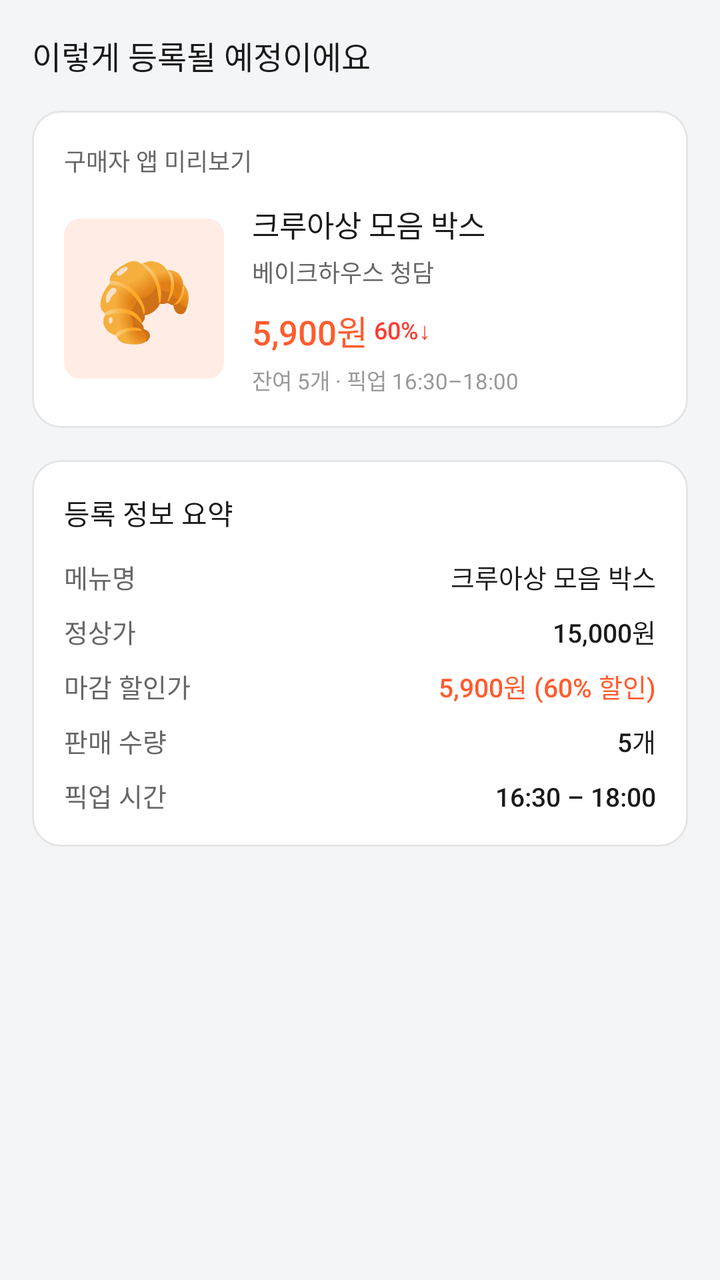
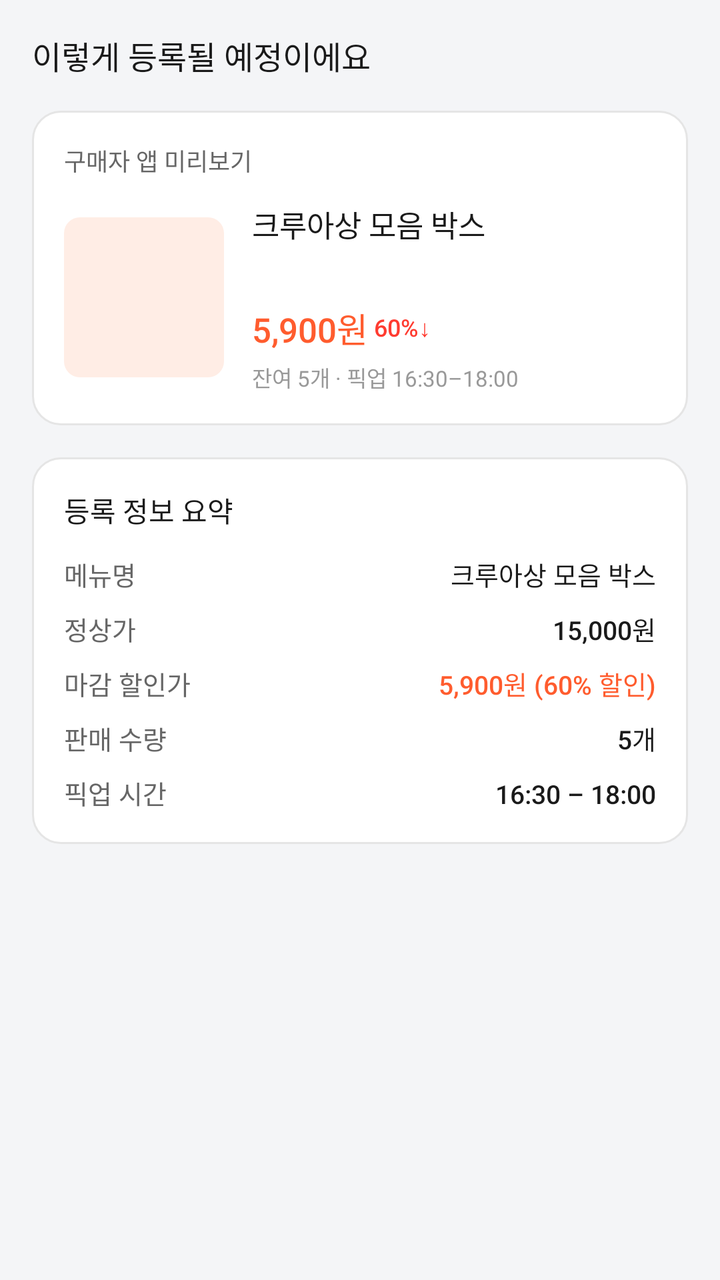

Before-and-after screenshots of an Android layout around one commit, followed by the original layout XML and the change that was made.
<!-- AndroidManifest.xml: application theme Theme.Deuktemsiru_seller -->
<!-- res/layout/step4_preview.xml -->
<?xml version="1.0" encoding="utf-8"?>
<androidx.core.widget.NestedScrollView
    xmlns:android="http://schemas.android.com/apk/res/android"
    android:layout_width="match_parent"
    android:layout_height="match_parent"
    android:background="@color/surface">

    <LinearLayout
        android:layout_width="match_parent"
        android:layout_height="wrap_content"
        android:orientation="vertical"
        android:padding="16dp">

        <TextView
            android:layout_width="wrap_content"
            android:layout_height="wrap_content"
            android:text="이렇게 등록될 예정이에요"
            android:textSize="16sp"
            android:textColor="@color/text"
            android:fontFamily="sans-serif-medium"
            android:layout_marginBottom="16dp" />

        
        <LinearLayout
            android:layout_width="match_parent"
            android:layout_height="wrap_content"
            android:orientation="vertical"
            android:background="@drawable/bg_card_white"
            android:padding="16dp"
            android:layout_marginBottom="16dp">

            <TextView
                android:layout_width="wrap_content"
                android:layout_height="wrap_content"
                android:text="구매자 앱 미리보기"
                android:textSize="12sp"
                android:textColor="@color/text_sub"
                android:layout_marginBottom="12dp" />

            <LinearLayout
                android:layout_width="match_parent"
                android:layout_height="wrap_content"
                android:orientation="horizontal"
                android:gravity="center_vertical">

                <TextView
                    android:layout_width="80dp"
                    android:layout_height="80dp"
                    android:gravity="center"
                    android:text="🥐"
                    android:textSize="40sp"
                    android:background="@drawable/bg_rounded_primary_light"
                    android:layout_marginEnd="14dp" />

                <LinearLayout
                    android:layout_width="0dp"
                    android:layout_height="wrap_content"
                    android:layout_weight="1"
                    android:orientation="vertical">

                    <TextView
                        android:layout_width="wrap_content"
                        android:layout_height="wrap_content"
                        android:text="크루아상 모음 박스"
                        android:textSize="15sp"
                        android:textColor="@color/text"
                        android:fontFamily="sans-serif-medium" />

                    <TextView
                        android:layout_width="wrap_content"
                        android:layout_height="wrap_content"
                        android:text="베이크하우스 청담"
                        android:textSize="12sp"
                        android:textColor="@color/text_sub"
                        android:layout_marginTop="4dp" />

                    <LinearLayout
                        android:layout_width="wrap_content"
                        android:layout_height="wrap_content"
                        android:orientation="horizontal"
                        android:gravity="center_vertical"
                        android:layout_marginTop="8dp">

                        <TextView
                            android:layout_width="wrap_content"
                            android:layout_height="wrap_content"
                            android:text="5,900원"
                            android:textSize="17sp"
                            android:textColor="@color/primary"
                            android:fontFamily="sans-serif-medium" />

                        <TextView
                            android:layout_width="wrap_content"
                            android:layout_height="wrap_content"
                            android:text=" 60%↓"
                            android:textSize="12sp"
                            android:textColor="@color/danger"
                            android:fontFamily="sans-serif-medium" />

                    </LinearLayout>

                    <TextView
                        android:layout_width="wrap_content"
                        android:layout_height="wrap_content"
                        android:text="잔여 5개 · 픽업 16:30–18:00"
                        android:textSize="11sp"
                        android:textColor="@color/text_muted"
                        android:layout_marginTop="4dp" />

                </LinearLayout>

            </LinearLayout>

        </LinearLayout>

        
        <LinearLayout
            android:layout_width="match_parent"
            android:layout_height="wrap_content"
            android:orientation="vertical"
            android:background="@drawable/bg_card_white"
            android:padding="16dp"
            android:layout_marginBottom="12dp">

            <TextView
                android:layout_width="wrap_content"
                android:layout_height="wrap_content"
                android:text="등록 정보 요약"
                android:textSize="14sp"
                android:textColor="@color/text"
                android:fontFamily="sans-serif-medium"
                android:layout_marginBottom="12dp" />

            <LinearLayout android:layout_width="match_parent" android:layout_height="wrap_content" android:orientation="horizontal" android:layout_marginBottom="8dp">
                <TextView android:layout_width="0dp" android:layout_height="wrap_content" android:layout_weight="1" android:text="메뉴명" android:textSize="13sp" android:textColor="@color/text_sub" />
                <TextView android:layout_width="wrap_content" android:layout_height="wrap_content" android:text="크루아상 모음 박스" android:textSize="13sp" android:textColor="@color/text" android:fontFamily="sans-serif-medium" />
            </LinearLayout>

            <LinearLayout android:layout_width="match_parent" android:layout_height="wrap_content" android:orientation="horizontal" android:layout_marginBottom="8dp">
                <TextView android:layout_width="0dp" android:layout_height="wrap_content" android:layout_weight="1" android:text="정상가" android:textSize="13sp" android:textColor="@color/text_sub" />
                <TextView android:layout_width="wrap_content" android:layout_height="wrap_content" android:text="15,000원" android:textSize="13sp" android:textColor="@color/text" android:fontFamily="sans-serif-medium" />
            </LinearLayout>

            <LinearLayout android:layout_width="match_parent" android:layout_height="wrap_content" android:orientation="horizontal" android:layout_marginBottom="8dp">
                <TextView android:layout_width="0dp" android:layout_height="wrap_content" android:layout_weight="1" android:text="마감 할인가" android:textSize="13sp" android:textColor="@color/text_sub" />
                <TextView android:layout_width="wrap_content" android:layout_height="wrap_content" android:text="5,900원 (60% 할인)" android:textSize="13sp" android:textColor="@color/primary" android:fontFamily="sans-serif-medium" />
            </LinearLayout>

            <LinearLayout android:layout_width="match_parent" android:layout_height="wrap_content" android:orientation="horizontal" android:layout_marginBottom="8dp">
                <TextView android:layout_width="0dp" android:layout_height="wrap_content" android:layout_weight="1" android:text="판매 수량" android:textSize="13sp" android:textColor="@color/text_sub" />
                <TextView android:layout_width="wrap_content" android:layout_height="wrap_content" android:text="5개" android:textSize="13sp" android:textColor="@color/text" android:fontFamily="sans-serif-medium" />
            </LinearLayout>

            <LinearLayout android:layout_width="match_parent" android:layout_height="wrap_content" android:orientation="horizontal">
                <TextView android:layout_width="0dp" android:layout_height="wrap_content" android:layout_weight="1" android:text="픽업 시간" android:textSize="13sp" android:textColor="@color/text_sub" />
                <TextView android:layout_width="wrap_content" android:layout_height="wrap_content" android:text="16:30 – 18:00" android:textSize="13sp" android:textColor="@color/text" android:fontFamily="sans-serif-medium" />
            </LinearLayout>

        </LinearLayout>

    </LinearLayout>

</androidx.core.widget.NestedScrollView>
<!-- resources referenced by this layout -->
<resources>
  <color name="danger">#FFFF3B30</color>
  <color name="primary">#FFFF5C2E</color>
  <color name="surface">#FFF4F5F7</color>
  <color name="text">#FF1A1A1A</color>
  <color name="text_muted">#FF999999</color>
  <color name="text_sub">#FF666666</color>
  <!-- drawable bg_card_white (drawable) -->
  <?xml version="1.0" encoding="utf-8"?>
  <shape xmlns:android="http://schemas.android.com/apk/res/android"
      android:shape="rectangle">
      <solid android:color="#FFFFFF" />
      <stroke android:width="1dp" android:color="#E5E5E5" />
      <corners android:radius="14dp" />
  </shape>
  <!-- drawable bg_rounded_primary_light (drawable) -->
  <?xml version="1.0" encoding="utf-8"?>
  <shape xmlns:android="http://schemas.android.com/apk/res/android"
      android:shape="rectangle">
      <solid android:color="#FFEDE5" />
      <corners android:radius="8dp" />
  </shape>
  <style name="Theme.Deuktemsiru_seller" parent="Base.Theme.Deuktemsiru_seller" />
  <style name="Base.Theme.Deuktemsiru_seller" parent="Theme.Material3.Light.NoActionBar">
          <item name="colorPrimary">@color/primary</item>
          <item name="colorPrimaryVariant">@color/primary_dark</item>
          <item name="colorOnPrimary">@color/white</item>
          <item name="colorSurface">@color/surface</item>
          <item name="android:colorBackground">@color/surface</item>
          <item name="android:fontFamily">sans-serif</item>
          <item name="bottomNavigationStyle">@style/Widget.App.BottomNav</item>
      </style>
  <color name="primary_dark">#FF6B2B12</color>
  <color name="white">#FFFFFFFF</color>
  <style name="Widget.App.BottomNav" parent="Widget.Material3.BottomNavigationView">
          <item name="itemIconTint">@color/bottom_nav_color</item>
          <item name="itemTextColor">@color/bottom_nav_color</item>
          <item name="itemActiveIndicatorStyle">@style/Widget.App.ActiveIndicator</item>
      </style>
  <style name="Widget.App.ActiveIndicator" parent="Widget.Material3.BottomNavigationView.ActiveIndicator">
          <item name="android:color">@color/primary_light</item>
      </style>
  <color name="primary_light">#FFFFEDE5</color>
</resources>

<!-- the commit's change to res/layout/step4_preview.xml (unified diff, before → after) -->
@@ -43,12 +43,11 @@
                 android:orientation="horizontal"
                 android:gravity="center_vertical">
 
-                <TextView
+                <ImageView
+                    android:id="@+id/iv_preview_menu_image"
                     android:layout_width="80dp"
                     android:layout_height="80dp"
-                    android:gravity="center"
-                    android:text="🥐"
-                    android:textSize="40sp"
+                    android:scaleType="centerCrop"
                     android:background="@drawable/bg_rounded_primary_light"
                     android:layout_marginEnd="14dp" />
 
@@ -59,6 +58,7 @@
                     android:orientation="vertical">
 
                     <TextView
+                        android:id="@+id/tv_preview_menu_name"
                         android:layout_width="wrap_content"
                         android:layout_height="wrap_content"
                         android:text="크루아상 모음 박스"
@@ -67,9 +67,10 @@
                         android:fontFamily="sans-serif-medium" />
 
                     <TextView
+                        android:id="@+id/tv_preview_store_name"
                         android:layout_width="wrap_content"
                         android:layout_height="wrap_content"
-                        android:text="베이크하우스 청담"
+                        android:text=""
                         android:textSize="12sp"
                         android:textColor="@color/text_sub"
                         android:layout_marginTop="4dp" />
@@ -82,6 +83,7 @@
                         android:layout_marginTop="8dp">
 
                         <TextView
+                            android:id="@+id/tv_preview_discount_price"
                             android:layout_width="wrap_content"
                             android:layout_height="wrap_content"
                             android:text="5,900원"
@@ -90,6 +92,7 @@
                             android:fontFamily="sans-serif-medium" />
 
                         <TextView
+                            android:id="@+id/tv_preview_discount_rate"
                             android:layout_width="wrap_content"
                             android:layout_height="wrap_content"
                             android:text=" 60%↓"
@@ -100,6 +103,7 @@
                     </LinearLayout>
 
                     <TextView
+                        android:id="@+id/tv_preview_quantity_time"
                         android:layout_width="wrap_content"
                         android:layout_height="wrap_content"
                         android:text="잔여 5개 · 픽업 16:30–18:00"
@@ -133,27 +137,27 @@
 
             <LinearLayout android:layout_width="match_parent" android:layout_height="wrap_content" android:orientation="horizontal" android:layout_marginBottom="8dp">
                 <TextView android:layout_width="0dp" android:layout_height="wrap_content" android:layout_weight="1" android:text="메뉴명" android:textSize="13sp" android:textColor="@color/text_sub" />
-                <TextView android:layout_width="wrap_content" android:layout_height="wrap_content" android:text="크루아상 모음 박스" android:textSize="13sp" android:textColor="@color/text" android:fontFamily="sans-serif-medium" />
+                <TextView android:id="@+id/tv_summary_menu_name" android:layout_width="wrap_content" android:layout_height="wrap_content" android:text="크루아상 모음 박스" android:textSize="13sp" android:textColor="@color/text" android:fontFamily="sans-serif-medium" />
             </LinearLayout>
 
             <LinearLayout android:layout_width="match_parent" android:layout_height="wrap_content" android:orientation="horizontal" android:layout_marginBottom="8dp">
                 <TextView android:layout_width="0dp" android:layout_height="wrap_content" android:layout_weight="1" android:text="정상가" android:textSize="13sp" android:textColor="@color/text_sub" />
-                <TextView android:layout_width="wrap_content" android:layout_height="wrap_content" android:text="15,000원" android:textSize="13sp" android:textColor="@color/text" android:fontFamily="sans-serif-medium" />
+                <TextView android:id="@+id/tv_summary_original_price" android:layout_width="wrap_content" android:layout_height="wrap_content" android:text="15,000원" android:textSize="13sp" android:textColor="@color/text" android:fontFamily="sans-serif-medium" />
             </LinearLayout>
 
             <LinearLayout android:layout_width="match_parent" android:layout_height="wrap_content" android:orientation="horizontal" android:layout_marginBottom="8dp">
                 <TextView android:layout_width="0dp" android:layout_height="wrap_content" android:layout_weight="1" android:text="마감 할인가" android:textSize="13sp" android:textColor="@color/text_sub" />
-                <TextView android:layout_width="wrap_content" android:layout_height="wrap_content" android:text="5,900원 (60% 할인)" android:textSize="13sp" android:textColor="@color/primary" android:fontFamily="sans-serif-medium" />
+                <TextView android:id="@+id/tv_summary_discount_price" android:layout_width="wrap_content" android:layout_height="wrap_content" android:text="5,900원 (60% 할인)" android:textSize="13sp" android:textColor="@color/primary" android:fontFamily="sans-serif-medium" />
             </LinearLayout>
 
             <LinearLayout android:layout_width="match_parent" android:layout_height="wrap_content" android:orientation="horizontal" android:layout_marginBottom="8dp">
                 <TextView android:layout_width="0dp" android:layout_height="wrap_content" android:layout_weight="1" android:text="판매 수량" android:textSize="13sp" android:textColor="@color/text_sub" />
-                <TextView android:layout_width="wrap_content" android:layout_height="wrap_content" android:text="5개" android:textSize="13sp" android:textColor="@color/text" android:fontFamily="sans-serif-medium" />
+                <TextView android:id="@+id/tv_summary_quantity" android:layout_width="wrap_content" android:layout_height="wrap_content" android:text="5개" android:textSize="13sp" android:textColor="@color/text" android:fontFamily="sans-serif-medium" />
             </LinearLayout>
 
             <LinearLayout android:layout_width="match_parent" android:layout_height="wrap_content" android:orientation="horizontal">
                 <TextView android:layout_width="0dp" android:layout_height="wrap_content" android:layout_weight="1" android:text="픽업 시간" android:textSize="13sp" android:textColor="@color/text_sub" />
-                <TextView android:layout_width="wrap_content" android:layout_height="wrap_content" android:text="16:30 – 18:00" android:textSize="13sp" android:textColor="@color/text" android:fontFamily="sans-serif-medium" />
+                <TextView android:id="@+id/tv_summary_pickup_time" android:layout_width="wrap_content" android:layout_height="wrap_content" android:text="16:30 – 18:00" android:textSize="13sp" android:textColor="@color/text" android:fontFamily="sans-serif-medium" />
             </LinearLayout>
 
         </LinearLayout>
